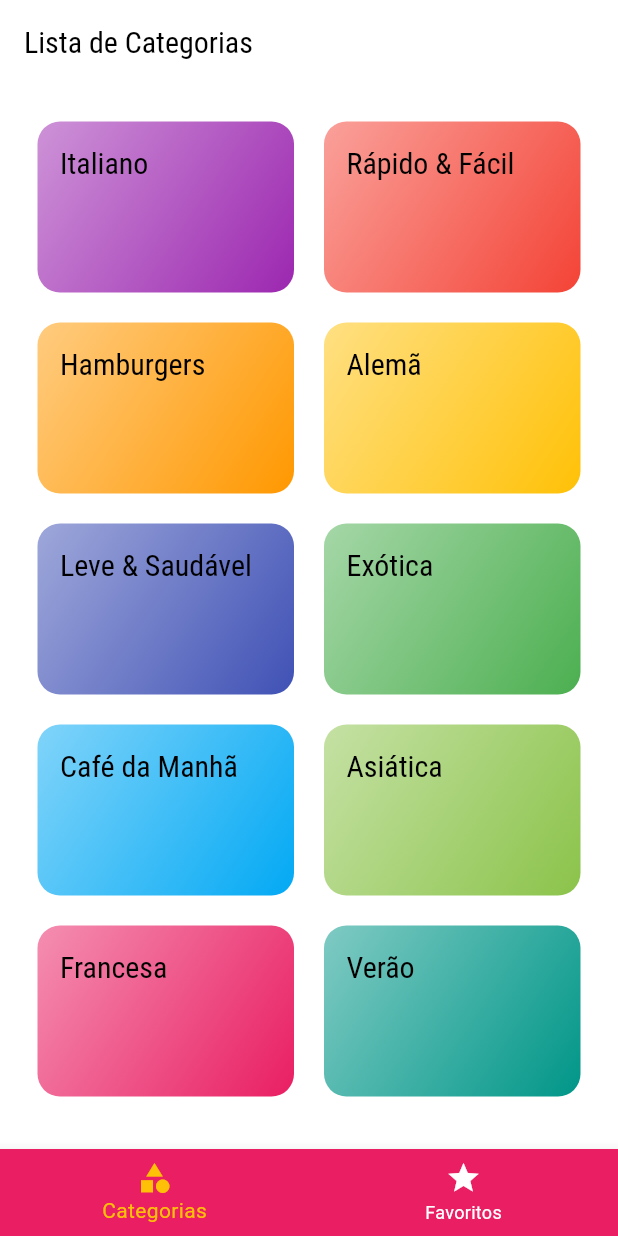
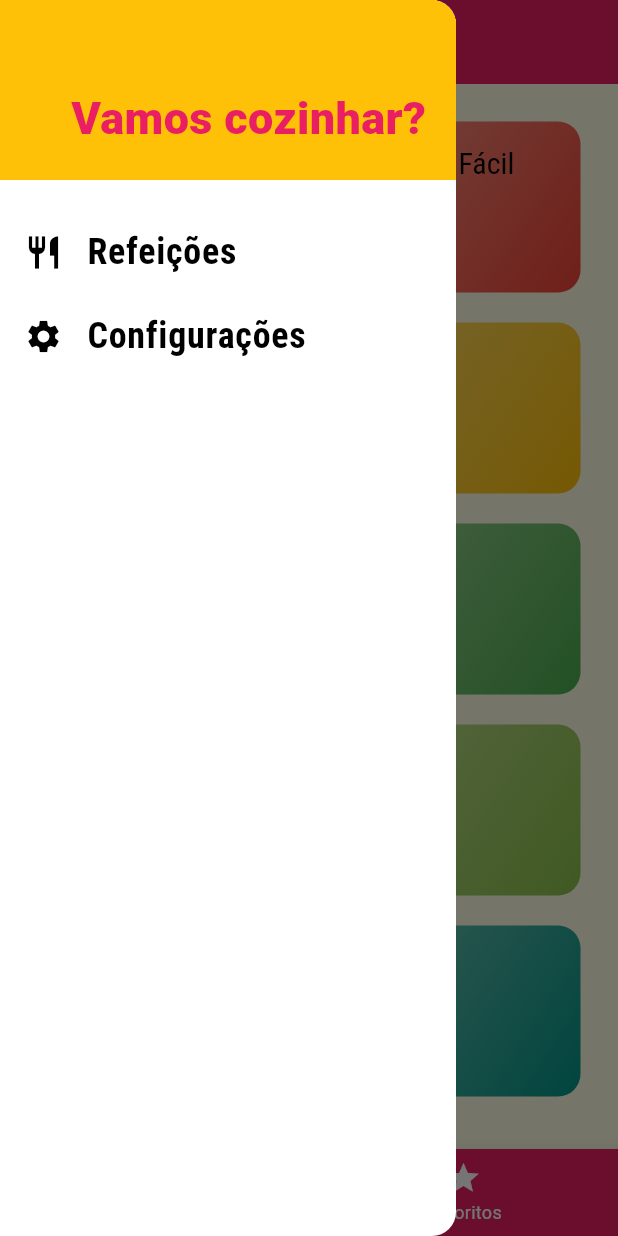
Before and after one commit to whoisgah/meals, a Flutter app: the screen it shows after launch, with the side drawer open (before the commit the screen has no drawer), on a phone screen of 412 x 824 dp. Run offline on Flutter 3.47's test engine with Material 3 defaults, Android fonts, the phone set to English and light mode, and no system bars.

Commit message:
add drawer

```diff
--- /dev/null
+++ b/lib/components/main_drawer.dart
@@ -0,0 +1,57 @@
+import 'package:flutter/material.dart';
+import '../utils/app_routes.dart';
+
+class MainDrawer extends StatelessWidget {
+  const MainDrawer({super.key});
+
+  Widget _createItem(IconData icon, String label, Function() onTap) {
+    return ListTile(
+      leading: Icon(icon, size: 26),
+      title: Text(
+        label,
+        style: const TextStyle(
+          fontFamily: 'RobotoCondensed',
+          fontSize: 24,
+          fontWeight: FontWeight.bold,
+        ),
+      ),
+      onTap: onTap,
+    );
+  }
+
+  @override
+  Widget build(BuildContext context) {
+    return Drawer(
+      child: Column(
+        children: [
+          Container(
+            height: 120,
+            width: double.infinity,
+            padding: const EdgeInsets.all(20),
+            color: Theme.of(context).colorScheme.secondary,
+            alignment: Alignment.bottomRight,
+            child: Text(
+              'Vamos cozinhar?',
+              style: TextStyle(
+                fontWeight: FontWeight.w900,
+                fontSize: 30,
+                color: Theme.of(context).colorScheme.primary,
+              ),
+            ),
+          ),
+          SizedBox(height: 20),
+          _createItem(
+            Icons.restaurant,
+            'Refeições',
+            () => Navigator.of(context).pushReplacementNamed(AppRoutes.home)
+          ),
+          _createItem(
+            Icons.settings,
+            'Configurações',
+            () => Navigator.of(context).pushReplacementNamed(AppRoutes.settings)
+          ),
+        ],
+      ),
+    );
+  }
+}
--- a/lib/main.dart
+++ b/lib/main.dart
@@ -4,24 +4,39 @@ import 'screens/tabs_screen.dart';
 import 'screens/categories_meals_screen.dart';
 import 'screens/meal_detail_screen.dart';
 import 'utils/app_routes.dart';
+import 'screens/settings_screen.dart';
+import 'models/meal.dart';
+import 'data/dummy_data.dart';
 
 void main() {
   runApp(const MyApp());
 }
 
-class MyApp extends StatelessWidget {
+class MyApp extends StatefulWidget {
   const MyApp({Key? key}) : super(key: key);
+
+  @override
+  State<MyApp> createState() => _MyAppState();
+}
+
+class _MyAppState extends State<MyApp> {
+
+  List<Meal> _availableMeals = dummyMeals;
 
   @override
   Widget build(BuildContext context) {
     return MaterialApp(
       title: 'Vamos Cozinhar?',
       theme: ThemeData(
+        primaryColor: Colors.pink,
         colorScheme: ColorScheme.fromSwatch().copyWith(
           primary: Colors.pink,
           secondary: Colors.amber,
         ),
-        canvasColor: const Color.fromRGBO(255, 254, 229, 1),
+        appBarTheme: const AppBarTheme(
+          color: Colors.pink,
+        ),
+        scaffoldBackgroundColor: const Color.fromRGBO(255, 254, 229, 1),
         fontFamily: 'Raleway',
         textTheme: ThemeData.light().textTheme.copyWith(
               titleLarge: const TextStyle(
@@ -32,8 +47,9 @@ class MyApp extends StatelessWidget {
       ),
       routes: {
         AppRoutes.home: (ctx) => const TabsScreen(),
-        AppRoutes.categoriesMeals: (ctx) => const CategoriesMealsScreen(),
+        AppRoutes.categoriesMeals: (ctx) => CategoriesMealsScreen(_availableMeals),
         AppRoutes.mealDetail: (ctx) => const MealDetailScreen(),
+        AppRoutes.settings: (ctx) => const SettingsScreen(),
       },
     );
   }
--- a/lib/screens/categories_meals_screen.dart
+++ b/lib/screens/categories_meals_screen.dart
@@ -2,9 +2,12 @@ import 'package:flutter/material.dart';
 import '../components/meal_item.dart';
 import '../models/category.dart';
 import '../data/dummy_data.dart';
+import '../models/meal.dart';
 
 class CategoriesMealsScreen extends StatelessWidget {
-  const CategoriesMealsScreen({Key? key}) : super(key: key);
+  final List<Meal> meals;
+
+  const CategoriesMealsScreen(this.meals, {super.key});
 
   @override
   Widget build(BuildContext context) {
--- a/lib/screens/meal_detail_screen.dart
+++ b/lib/screens/meal_detail_screen.dart
@@ -90,6 +90,12 @@ class MealDetailScreen extends StatelessWidget {
           ],
         ),
       ),
+      floatingActionButton: FloatingActionButton(
+        child: Icon(Icons.star),
+        onPressed: () {
+          Navigator.of(context).pop();
+        },
+      ),
     );
   }
 }
--- a/lib/screens/tabs_screen.dart
+++ b/lib/screens/tabs_screen.dart
@@ -1,6 +1,7 @@
 import 'package:flutter/material.dart';
 import 'categories_screen.dart';
 import 'favorite_screen.dart';
+import '../components/main_drawer.dart';
 
 class TabsScreen extends StatefulWidget {
   const TabsScreen({Key? key}) : super(key: key);
@@ -30,6 +31,7 @@ class _TabsScreenState extends State<TabsScreen> {
           _screens[_selectedScreenIndex]['title'] as String,
         ),
       ),
+      drawer: const MainDrawer(),
       body: _screens[_selectedScreenIndex]['screen'] as Widget,
       bottomNavigationBar: BottomNavigationBar(
         onTap: _selectScreen,
--- a/lib/utils/app_routes.dart
+++ b/lib/utils/app_routes.dart
@@ -2,4 +2,5 @@ class AppRoutes {
   static const home = '/';
   static const categoriesMeals = '/categories-meals';
   static const mealDetail = '/metal-detail';
+  static const settings = '/settings';
 }
```
Also changed, not shown: lib/models/settings.dart (added, +13 -0 lines), lib/screens/settings_screen.dart (added, +74 -0 lines).
